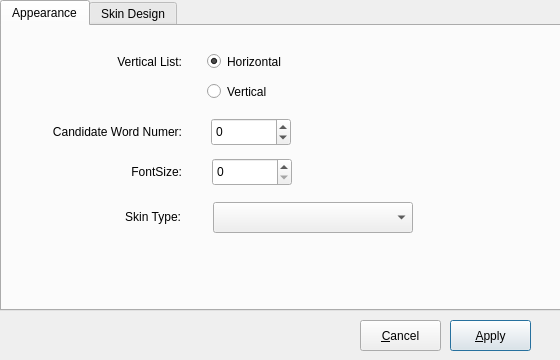
First picture: the form in mainwindow.ui, repository lenky0401/fcitx-qimpanel-configtool, before the edit.
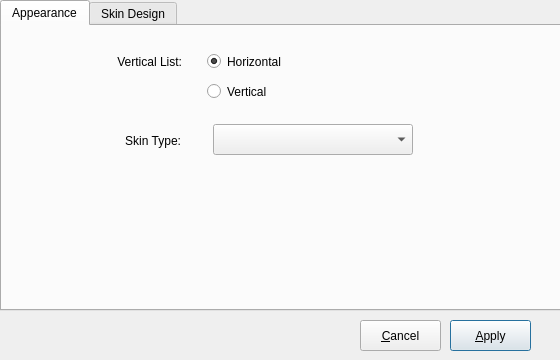
Second picture: the form after the edit. The open tabs and pages were chosen to show the change.

```diff
--- a/mainwindow.ui
+++ b/mainwindow.ui
@@ -104,7 +104,7 @@
      <property name="geometry">
       <rect>
        <x>59</x>
-       <y>175</y>
+       <y>99</y>
        <width>120</width>
        <height>31</height>
       </rect>
@@ -123,67 +123,12 @@
      <property name="geometry">
       <rect>
        <x>211</x>
-       <y>176</y>
+       <y>98</y>
        <width>200</width>
        <height>31</height>
       </rect>
      </property>
     </widget>
-    <widget class="QLabel" name="candidateWord">
-     <property name="geometry">
-      <rect>
-       <x>-1</x>
-       <y>90</y>
-       <width>181</width>
-       <height>31</height>
-      </rect>
-     </property>
-     <property name="text">
-      <string>Candidate Word Numer:</string>
-     </property>
-     <property name="alignment">
-      <set>Qt::AlignRight|Qt::AlignTrailing|Qt::AlignVCenter</set>
-     </property>
-    </widget>
-    <widget class="QSpinBox" name="candidateWordSpinBox">
-     <property name="geometry">
-      <rect>
-       <x>209</x>
-       <y>92</y>
-       <width>80</width>
-       <height>28</height>
-      </rect>
-     </property>
-     <property name="minimum">
-      <number>-99</number>
-     </property>
-    </widget>
-    <widget class="QSpinBox" name="fontSizeSpinBox">
-     <property name="geometry">
-      <rect>
-       <x>210</x>
-       <y>132</y>
-       <width>80</width>
-       <height>28</height>
-      </rect>
-     </property>
-    </widget>
-    <widget class="QLabel" name="labelFontSize">
-     <property name="geometry">
-      <rect>
-       <x>-21</x>
-       <y>136</y>
-       <width>201</width>
-       <height>20</height>
-      </rect>
-     </property>
-     <property name="text">
-      <string>FontSize:</string>
-     </property>
-     <property name="alignment">
-      <set>Qt::AlignRight|Qt::AlignTrailing|Qt::AlignVCenter</set>
-     </property>
-    </widget>
    </widget>
    <widget class="QWidget" name="tabSkinDesign">
     <attribute name="title">
```
Left out of the diff: 8 changed lines with no effect on the pictures.
